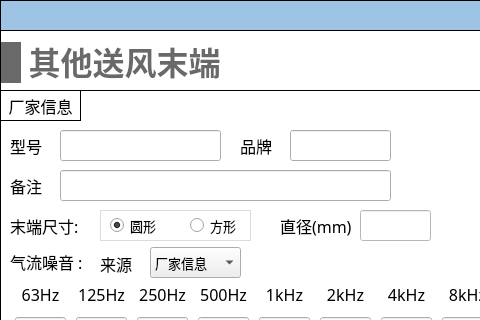
This is NoiseCalSoft/inputDialog/dialog_other_send_terminal.ui in haobana/NoiCal as Qt 5 draws it before an edit; both pictures show x 0 to 480 and y 0 to 320 of the 611 by 851 pixel window. The edited form follows.
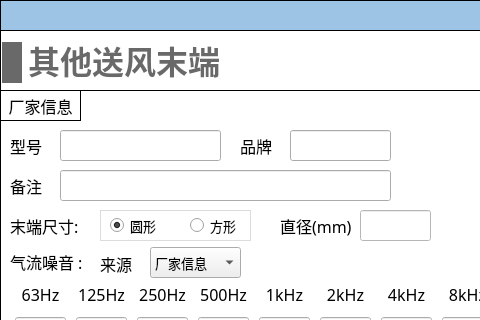
This is the edited form. Icons and pictures are not drawn.

Patch:
```diff
--- a/NoiseCalSoft/inputDialog/dialog_other_send_terminal.ui
+++ b/NoiseCalSoft/inputDialog/dialog_other_send_terminal.ui
@@ -46,66 +46,6 @@
 border: 1px solid #000000;
 }</string>
    </property>
-   <widget class="QWidget" name="layoutWidget_15">
-    <property name="geometry">
-     <rect>
-      <x>1</x>
-      <y>10</y>
-      <width>221</width>
-      <height>45</height>
-     </rect>
-    </property>
-    <layout class="QHBoxLayout" name="horizontalLayout_28">
-     <item>
-      <widget class="QLabel" name="label_36">
-       <property name="minimumSize">
-        <size>
-         <width>20</width>
-         <height>41</height>
-        </size>
-       </property>
-       <property name="maximumSize">
-        <size>
-         <width>20</width>
-         <height>41</height>
-        </size>
-       </property>
-       <property name="styleSheet">
-        <string notr="true">QLabel { 
-border: none; 
-background-color : rgb(105, 105, 105);
-}</string>
-       </property>
-       <property name="text">
-        <string/>
-       </property>
-      </widget>
-     </item>
-     <item>
-      <widget class="QLabel" name="label_37">
-       <property name="font">
-        <font>
-         <family>Microsoft YaHei</family>
-         <pointsize>24</pointsize>
-         <bold>true</bold>
-        </font>
-       </property>
-       <property name="styleSheet">
-        <string notr="true">QLabel { 
-border: none; 
-color : rgb(105, 105, 105);
-}</string>
-       </property>
-       <property name="text">
-        <string>其他送风末端</string>
-       </property>
-       <property name="alignment">
-        <set>Qt::AlignBottom|Qt::AlignHCenter</set>
-       </property>
-      </widget>
-     </item>
-    </layout>
-   </widget>
    <widget class="QWidget" name="widget" native="true">
     <property name="geometry">
      <rect>
@@ -2313,6 +2253,66 @@
      </property>
     </widget>
    </widget>
+   <widget class="QLabel" name="label_36">
+    <property name="geometry">
+     <rect>
+      <x>2</x>
+      <y>12</y>
+      <width>20</width>
+      <height>41</height>
+     </rect>
+    </property>
+    <property name="minimumSize">
+     <size>
+      <width>20</width>
+      <height>41</height>
+     </size>
+    </property>
+    <property name="maximumSize">
+     <size>
+      <width>20</width>
+      <height>41</height>
+     </size>
+    </property>
+    <property name="styleSheet">
+     <string notr="true">QLabel { 
+border: none; 
+background-color : rgb(105, 105, 105);
+}</string>
+    </property>
+    <property name="text">
+     <string/>
+    </property>
+   </widget>
+   <widget class="QLabel" name="label_37">
+    <property name="geometry">
+     <rect>
+      <x>28</x>
+      <y>11</y>
+      <width>192</width>
+      <height>43</height>
+     </rect>
+    </property>
+    <property name="font">
+     <font>
+      <family>Microsoft YaHei</family>
+      <pointsize>24</pointsize>
+      <bold>true</bold>
+     </font>
+    </property>
+    <property name="styleSheet">
+     <string notr="true">QLabel { 
+border: none; 
+color : rgb(105, 105, 105);
+}</string>
+    </property>
+    <property name="text">
+     <string>其他送风末端</string>
+    </property>
+    <property name="alignment">
+     <set>Qt::AlignBottom|Qt::AlignHCenter</set>
+    </property>
+   </widget>
   </widget>
   <widget class="QWidget" name="widget_top" native="true">
    <property name="geometry">
```
